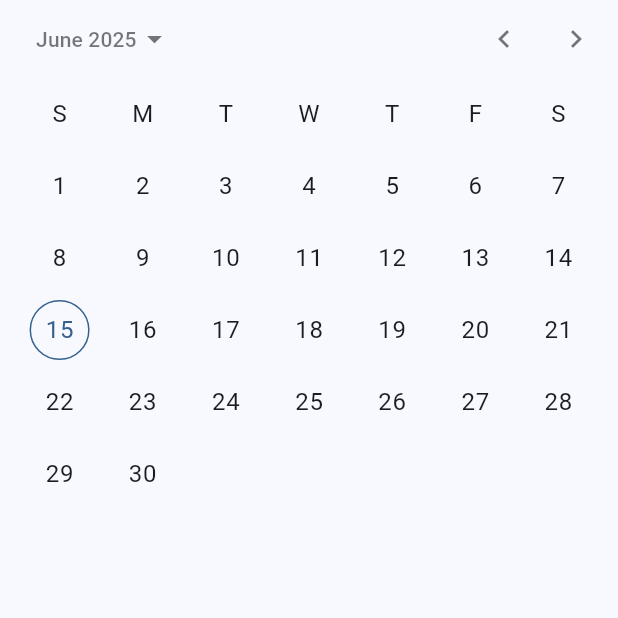
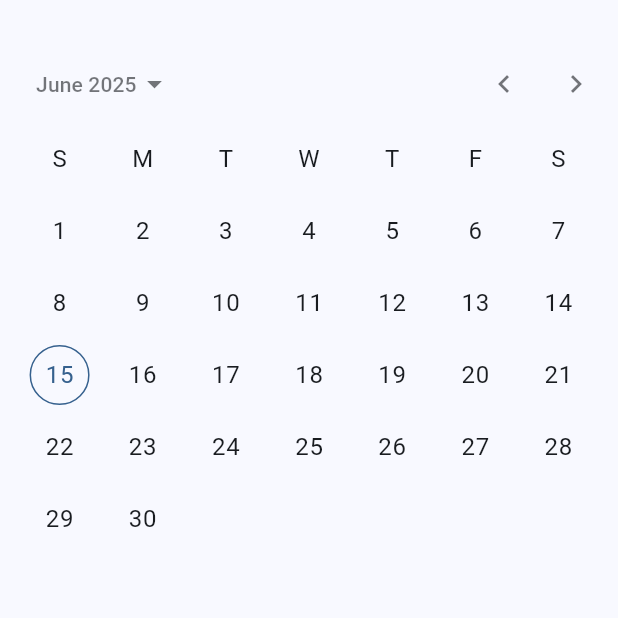
Before and after one commit to MarkHo-0/mind_cove, a Flutter app: the CalendarView screen opened directly, on a phone screen of 412 x 824 dp, the top half of it. Run offline on Flutter 3.47's test engine with Material 3 defaults, Android fonts, the phone set to English and light mode, and no system bars; drawn by our look-alikes of calendar_date_picker2; our stand-ins replace cross_file, image_picker; statements that could not run were skipped.

```diff
--- a/lib/views/calendar/calendar.dart
+++ b/lib/views/calendar/calendar.dart
@@ -14,7 +14,12 @@ class _CalendarViewState extends State<CalendarView> with AutomaticKeepAliveClie
   Widget build(BuildContext context) {
     super.build(context);
     return Scaffold(
-      body: CalendarDatePicker2(config: CalendarDatePicker2Config(), value: _values),
+      body: Column(
+        children: [
+          SizedBox(height: 30),
+          CalendarDatePicker2(config: CalendarDatePicker2Config(), value: _values),
+        ],
+      ),
     );
   }
 
```
